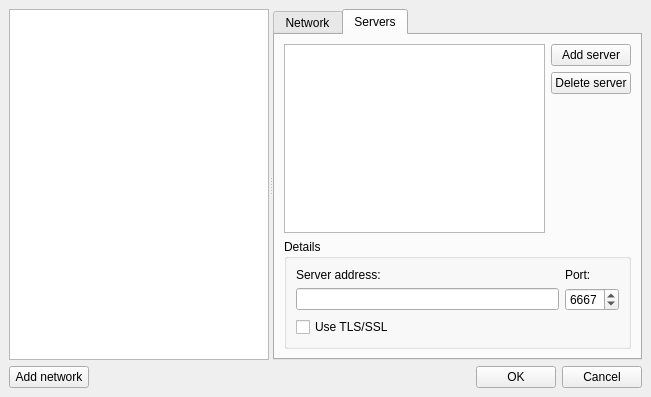
Qt form desktop/networks.ui (nilscc/irc2me) before a commit.
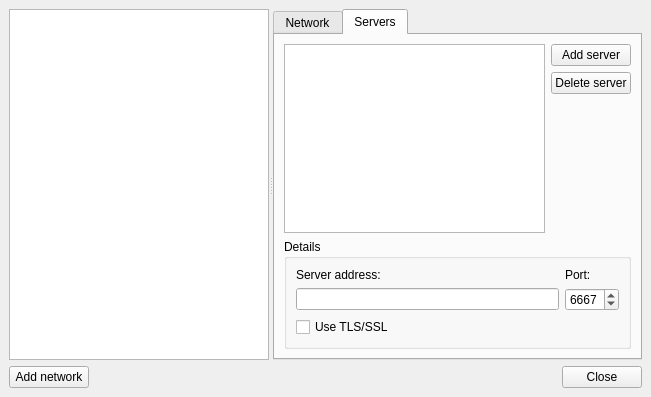
The same form after that commit.

The edit to the form file:
```diff
--- a/desktop/networks.ui
+++ b/desktop/networks.ui
@@ -303,14 +303,7 @@
       <item>
        <widget class="QPushButton" name="pushButton_ok">
         <property name="text">
-         <string>OK</string>
-        </property>
-       </widget>
-      </item>
-      <item>
-       <widget class="QPushButton" name="pushButton_cancel">
-        <property name="text">
-         <string>Cancel</string>
+         <string>Close</string>
         </property>
        </widget>
       </item>
```
Left out of the diff: 5 changed lines with no effect on the pictures.
